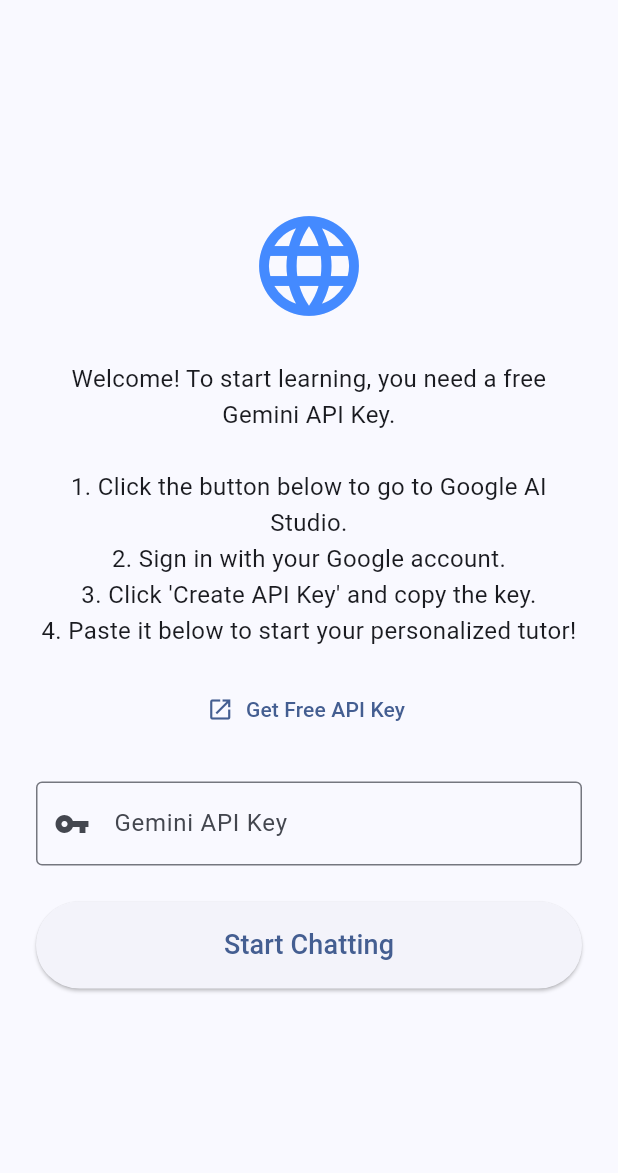
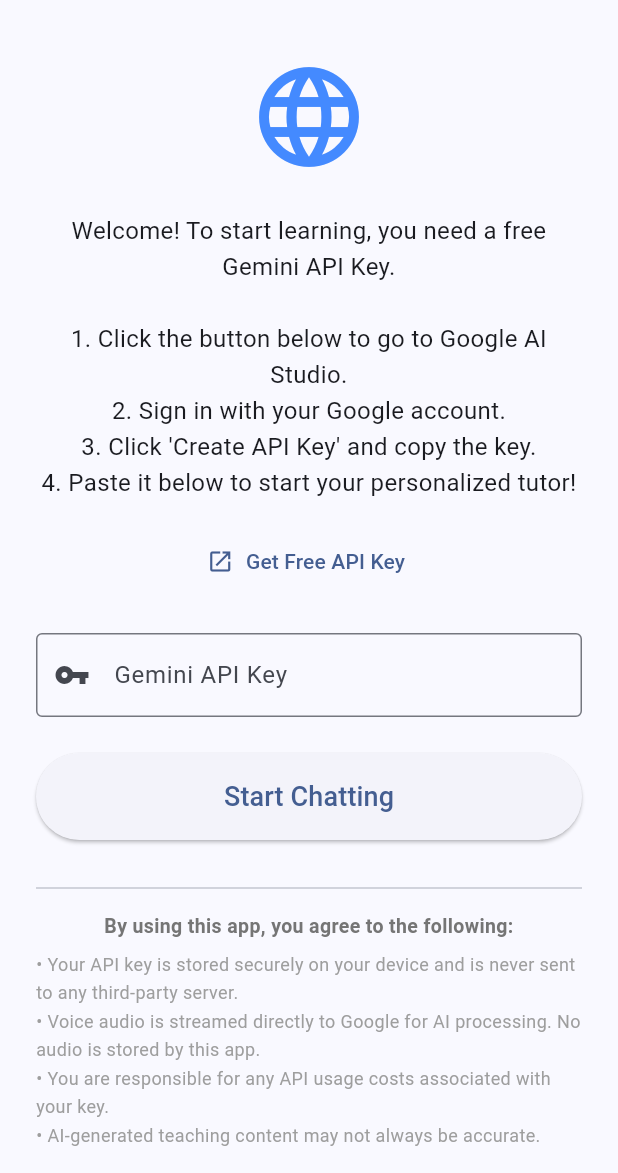
Before and after one commit to yun989/ai_tutor, a Flutter app: the screen it shows after launch, on a phone screen of 412 x 824 dp, the part 63-1236 px from its top. Run offline on Flutter 3.47's test engine with Material 3 defaults, Android fonts, the phone set to English and light mode, and no system bars; our stand-ins replace audioplayers, flutter_markdown, flutter_secure_storage, google_generative_ai, share_plus; missing offline and left inert: record.

Commit message:
feat: add in-app disclaimer on onboarding screen

```diff
--- a/lib/screens/onboarding_screen.dart
+++ b/lib/screens/onboarding_screen.dart
@@ -112,6 +112,31 @@
                         style: TextStyle(fontSize: 18),
                       ),
               ),
+              const SizedBox(height: 24),
+              const Divider(),
+              const SizedBox(height: 8),
+              Text(
+                "By using this app, you agree to the following:",
+                style: TextStyle(
+                  fontSize: 13,
+                  fontWeight: FontWeight.bold,
+                  color: Colors.grey[600],
+                ),
+                textAlign: TextAlign.center,
+              ),
+              const SizedBox(height: 6),
+              Text(
+                "• Your API key is stored securely on your device and is never sent to any third-party server.\n"
+                "• Voice audio is streamed directly to Google for AI processing. No audio is stored by this app.\n"
+                "• You are responsible for any API usage costs associated with your key.\n"
+                "• AI-generated teaching content may not always be accurate.",
+                style: TextStyle(
+                  fontSize: 12,
+                  color: Colors.grey[500],
+                  height: 1.6,
+                ),
+                textAlign: TextAlign.left,
+              ),
             ],
           ),
         ),
```
